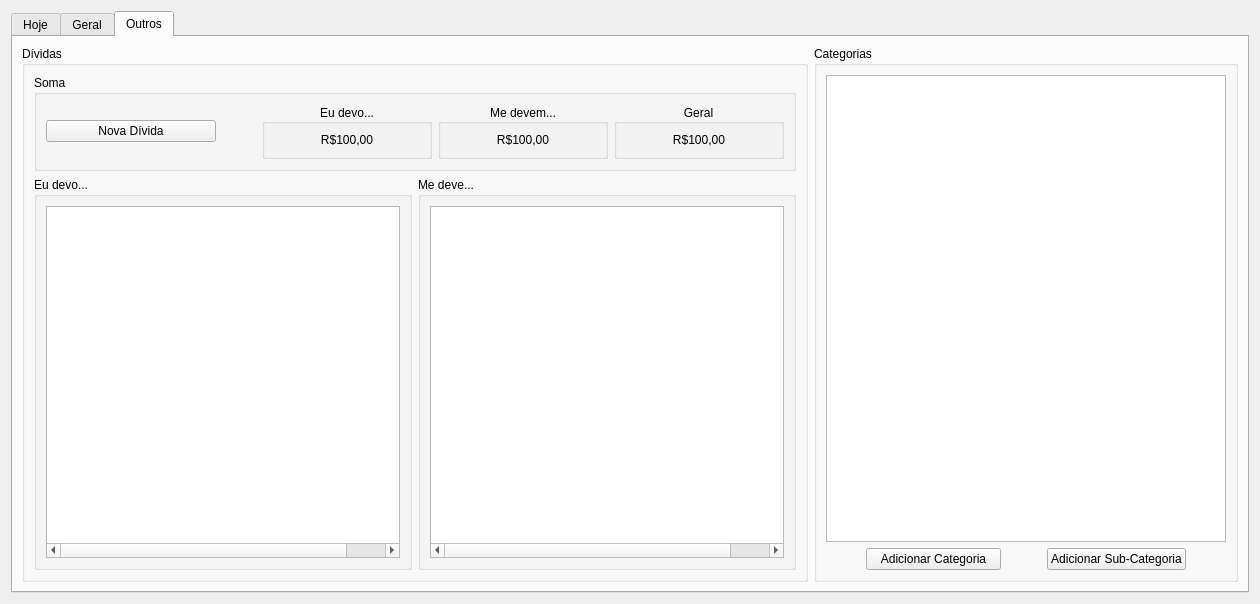
First picture: the form in ui/janela.ui, repository vazerick/controle_gastos, before the edit.
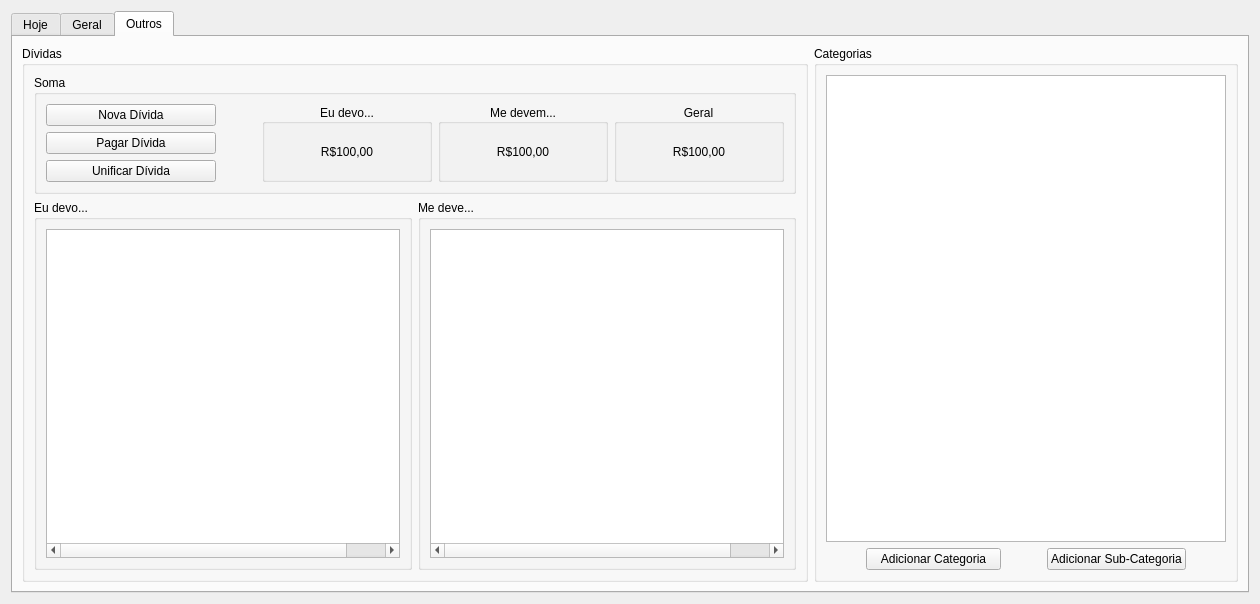
Second picture: the form after the edit. Custom widgets are drawn as their Qt base class.

Commit message: Inicia novas opções na janela Dividir

```diff
--- a/ui/janela.ui
+++ b/ui/janela.ui
@@ -1567,7 +1567,7 @@
          <property name="title">
           <string>Dívidas</string>
          </property>
-         <layout class="QVBoxLayout" name="verticalLayout_15">
+         <layout class="QVBoxLayout" name="verticalLayout_16">
           <item>
            <layout class="QHBoxLayout" name="horizontalLayout_19">
             <item>
@@ -1577,11 +1577,29 @@
               </property>
               <layout class="QHBoxLayout" name="horizontalLayout_18">
                <item>
-                <widget class="QPushButton" name="pushButton_2">
+                <layout class="QVBoxLayout" name="verticalLayout_15">
+                 <item>
+                  <widget class="QPushButton" name="botaoDividaNova">
                  <property name="text">
                   <string>Nova Dívida</string>
                  </property>
                 </widget>
+                 </item>
+                 <item>
+                  <widget class="QPushButton" name="botaoDividaPagar">
+                   <property name="text">
+                    <string>Pagar Dívida</string>
+                   </property>
+                  </widget>
+                 </item>
+                 <item>
+                  <widget class="QPushButton" name="botaoDividaUnificar">
+                   <property name="text">
+                    <string>Unificar Dívida</string>
+                   </property>
+                  </widget>
+                 </item>
+                </layout>
                </item>
                <item>
                 <spacer name="horizontalSpacer_3">
```
Lines whose indentation alone changed are shown as unchanged. The commit also changes 4 other files.
